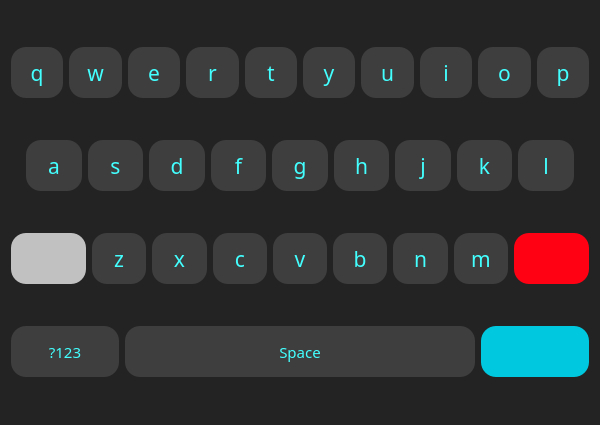
Qt form UI Files/AlphabetWindow.ui (K-A-B-I-L-A-N/Smart-BMI) before a commit.
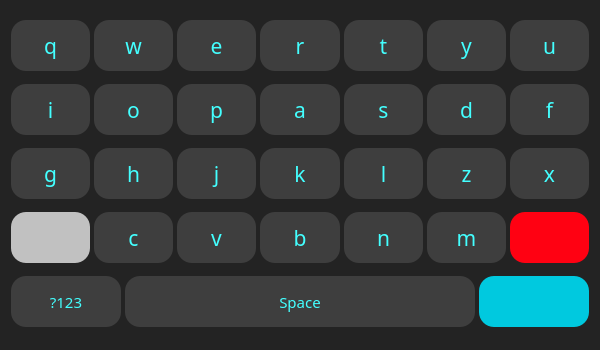
The same form after that commit. Icons and pictures are not drawn.

The edit to the form file:
```diff
--- a/UI Files/AlphabetWindow.ui
+++ b/UI Files/AlphabetWindow.ui
@@ -7,7 +7,7 @@
     <x>0</x>
     <y>0</y>
     <width>600</width>
-    <height>425</height>
+    <height>350</height>
    </rect>
   </property>
   <property name="windowTitle">
@@ -19,6 +19,9 @@
 </string>
   </property>
   <layout class="QVBoxLayout" name="verticalLayout">
+   <property name="spacing">
+    <number>4</number>
+   </property>
    <item>
     <layout class="QHBoxLayout" name="horizontalLayout_2">
      <item>
@@ -294,6 +297,16 @@
        </property>
       </widget>
      </item>
+    </layout>
+   </item>
+   <item>
+    <layout class="QHBoxLayout" name="horizontalLayout_3">
+     <property name="leftMargin">
+      <number>0</number>
+     </property>
+     <property name="rightMargin">
+      <number>0</number>
+     </property>
      <item>
       <widget class="QPushButton" name="i_bt">
        <property name="sizePolicy">
@@ -402,16 +415,6 @@
        </property>
       </widget>
      </item>
-    </layout>
-   </item>
-   <item>
-    <layout class="QHBoxLayout" name="horizontalLayout_3">
-     <property name="leftMargin">
-      <number>15</number>
-     </property>
-     <property name="rightMargin">
-      <number>15</number>
-     </property>
      <item>
       <widget class="QPushButton" name="a_bt">
        <property name="sizePolicy">
@@ -559,6 +562,10 @@
        </property>
       </widget>
      </item>
+    </layout>
+   </item>
+   <item>
+    <layout class="QHBoxLayout" name="horizontalLayout">
      <item>
       <widget class="QPushButton" name="g_bt">
        <property name="sizePolicy">
@@ -739,6 +746,79 @@
        </property>
       </widget>
      </item>
+     <item>
+      <widget class="QPushButton" name="z_bt">
+       <property name="sizePolicy">
+        <sizepolicy hsizetype="Minimum" vsizetype="Minimum">
+         <horstretch>0</horstretch>
+         <verstretch>0</verstretch>
+        </sizepolicy>
+       </property>
+       <property name="maximumSize">
+        <size>
+         <width>16777215</width>
+         <height>51</height>
+        </size>
+       </property>
+       <property name="font">
+        <font>
+         <family>Proxima Nova</family>
+         <pointsize>16</pointsize>
+        </font>
+       </property>
+       <property name="styleSheet">
+        <string notr="true">QPushButton {
+color: rgb(67, 255, 255);
+background-color: rgb(62, 62, 62);
+}
+
+QPushButton:focus{
+	border:2px solid;
+	border-color : white;
+}
+</string>
+       </property>
+       <property name="text">
+        <string>z</string>
+       </property>
+      </widget>
+     </item>
+     <item>
+      <widget class="QPushButton" name="x_bt">
+       <property name="sizePolicy">
+        <sizepolicy hsizetype="Minimum" vsizetype="Minimum">
+         <horstretch>0</horstretch>
+         <verstretch>0</verstretch>
+        </sizepolicy>
+       </property>
+       <property name="maximumSize">
+        <size>
+         <width>16777215</width>
+         <height>51</height>
+        </size>
+       </property>
+       <property name="font">
+        <font>
+         <family>Proxima Nova</family>
+         <pointsize>16</pointsize>
+        </font>
+       </property>
+       <property name="styleSheet">
+        <string notr="true">QPushButton {
+color: rgb(67, 255, 255);
+background-color: rgb(62, 62, 62);
+}
+
+QPushButton:focus{
+	border:2px solid;
+	border-color : white;
+}</string>
+       </property>
+       <property name="text">
+        <string>x</string>
+       </property>
+      </widget>
+     </item>
     </layout>
    </item>
    <item>
@@ -797,79 +877,6 @@
        </property>
       </widget>
      </item>
-     <item>
-      <widget class="QPushButton" name="z_bt">
-       <property name="sizePolicy">
-        <sizepolicy hsizetype="Minimum" vsizetype="Minimum">
-         <horstretch>0</horstretch>
-         <verstretch>0</verstretch>
-        </sizepolicy>
-       </property>
-       <property name="maximumSize">
-        <size>
-         <width>16777215</width>
-         <height>51</height>
-        </size>
-       </property>
-       <property name="font">
-        <font>
-         <family>Proxima Nova</family>
-         <pointsize>16</pointsize>
-        </font>
-       </property>
-       <property name="styleSheet">
-        <string notr="true">QPushButton {
-color: rgb(67, 255, 255);
-background-color: rgb(62, 62, 62);
-}
-
-QPushButton:focus{
-	border:2px solid;
-	border-color : white;
-}
-</string>
-       </property>
-       <property name="text">
-        <string>z</string>
-       </property>
-      </widget>
-     </item>
-     <item>
-      <widget class="QPushButton" name="x_bt">
-       <property name="sizePolicy">
-        <sizepolicy hsizetype="Minimum" vsizetype="Minimum">
-         <horstretch>0</horstretch>
-         <verstretch>0</verstretch>
-        </sizepolicy>
-       </property>
-       <property name="maximumSize">
-        <size>
-         <width>16777215</width>
-         <height>51</height>
-        </size>
-       </property>
-       <property name="font">
-        <font>
-         <family>Proxima Nova</family>
-         <pointsize>16</pointsize>
-        </font>
-       </property>
-       <property name="styleSheet">
-        <string notr="true">QPushButton {
-color: rgb(67, 255, 255);
-background-color: rgb(62, 62, 62);
-}
-
-QPushButton:focus{
-	border:2px solid;
-	border-color : white;
-}</string>
-       </property>
-       <property name="text">
-        <string>x</string>
-       </property>
-      </widget>
-     </item>
      <item>
       <widget class="QPushButton" name="c_bt">
        <property name="sizePolicy">
```
